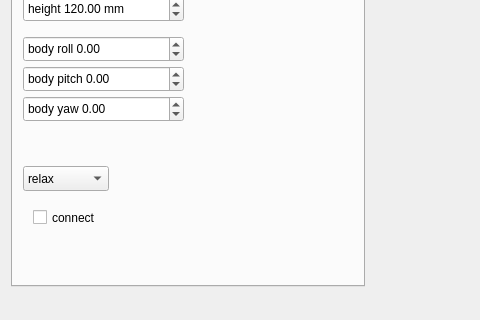
The window that Programs/Simulator/mainwindow.ui (simonfrey-zz/enut) describes before a commit, drawn with Qt 5; both pictures show x 0 to 480 and y 218 to 538 of the 735 by 538 pixel window.
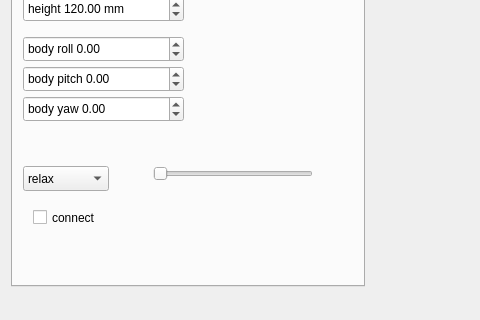
The same window after the commit. Custom widgets are drawn as their Qt base class.

Commit message: gait speed

Diff of the .ui file:
```diff
--- a/Programs/Simulator/mainwindow.ui
+++ b/Programs/Simulator/mainwindow.ui
@@ -333,6 +333,22 @@
            <double>0.000000000000000</double>
           </property>
          </widget>
+         <widget class="QSlider" name="gait_width">
+          <property name="geometry">
+           <rect>
+            <x>140</x>
+            <y>330</y>
+            <width>160</width>
+            <height>16</height>
+           </rect>
+          </property>
+          <property name="maximum">
+           <number>60</number>
+          </property>
+          <property name="orientation">
+           <enum>Qt::Horizontal</enum>
+          </property>
+         </widget>
         </widget>
         <widget class="QWidget" name="tab_2">
          <attribute name="title">
```
The commit also changes 5 other files.
